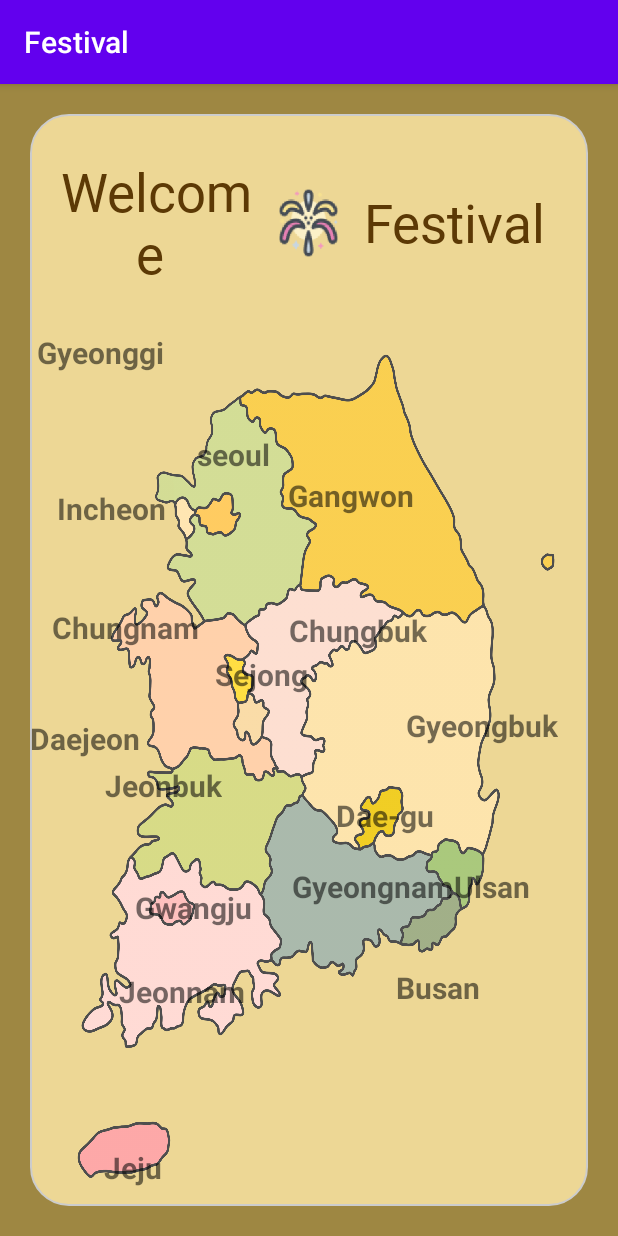
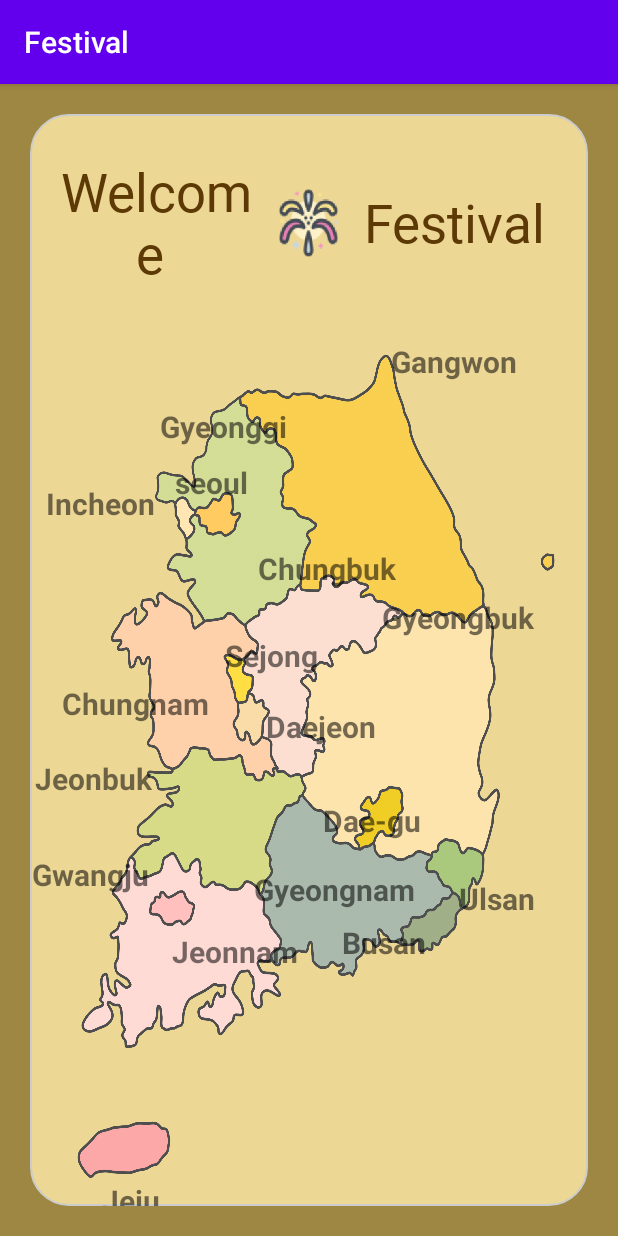
Before and after one commit to rheehot/Festival_List_App, an Android app: the HomeActivity screen opened directly, with no data from a screen before it, on a phone screen of 412 x 824 dp. Run offline under Robolectric (Android 15) with nearby library versions, the phone set to English and light mode, and no system bars.

Commit message:
change home

```diff
--- a/app/build.gradle
+++ b/app/build.gradle
@@ -48,4 +48,8 @@ dependencies {
     androidTestImplementation 'com.android.support.test:runner:1.0.2'
     implementation 'com.google.android.material:material:1.2.1'
     implementation 'androidx.cardview:cardview:1.0.0'
+
+    //길찾기 api
+    implementation 'com.google.android.gms:play-services-maps:17.0.0'
+    implementation 'com.google.android.gms:play-services-location:17.1.0'
 }
--- /dev/null
+++ b/app/src/main/java/org/techtown/festival/Splash.java
@@ -0,0 +1,23 @@
+package org.techtown.festival;
+
+import android.app.Activity;
+import android.os.Bundle;
+import android.os.Handler;
+
+public class Splash extends Activity {
+    @Override
+    protected void onCreate(Bundle savedInstanceState) {
+        super.onCreate(savedInstanceState);
+        setContentView(R.layout.activity_home);
+        startLoading();
+    }
+    private void startLoading() {
+        Handler handler = new Handler();
+        handler.postDelayed(new Runnable() {
+            @Override
+            public void run() {
+                finish();
+            }
+        }, 2000);
+    }
+}
--- a/app/src/main/res/layout/activity_home.xml
+++ b/app/src/main/res/layout/activity_home.xml
@@ -79,122 +79,137 @@
                     android:id="@+id/tv_Gyeongnam"
                     android:layout_width="wrap_content"
                     android:layout_height="wrap_content"
-                   android:layout_marginStart="26dp"
-                   android:layout_marginLeft="26dp"
-                   android:layout_marginTop="5dp"
-                   android:layout_marginBottom="5dp"
+                    android:layout_marginStart="70dp"
+                    android:layout_marginLeft="70dp"
+                    android:layout_marginTop="9dp"
+                    android:layout_marginEnd="29dp"
+                    android:layout_marginRight="29dp"
+                    android:layout_marginBottom="8dp"
                     android:text="Gyeongnam"
                     android:textSize="20sp"
                     android:textStyle="bold"
                     app:layout_constraintBottom_toTopOf="@+id/tv_Busan"
                     app:layout_constraintEnd_toStartOf="@+id/tv_Ulsan"
                     app:layout_constraintStart_toEndOf="@+id/tv_Gwangju"
-                   app:layout_constraintTop_toBottomOf="@+id/tv_Jeonbuk" />
+                    app:layout_constraintTop_toBottomOf="@+id/tv_Daegu" />
 
                 <TextView
                     android:id="@+id/tv_seoul"
                     android:layout_width="wrap_content"
                     android:layout_height="wrap_content"
-                   android:layout_marginStart="111dp"
-                   android:layout_marginLeft="111dp"
-                   android:layout_marginTop="4dp"
-                   android:layout_marginEnd="67dp"
-                   android:layout_marginRight="67dp"
+                    android:layout_marginStart="1dp"
+                    android:layout_marginLeft="1dp"
+                    android:layout_marginEnd="216dp"
+                    android:layout_marginRight="216dp"
+                    android:layout_marginBottom="30dp"
                     android:text="seoul"
                     android:textSize="20sp"
                     android:textStyle="bold"
-                   app:layout_constraintBottom_toTopOf="@+id/tv_Incheon"
-                   app:layout_constraintEnd_toStartOf="@+id/tv_Gangwon"
-                   app:layout_constraintHorizontal_bias="0.0"
-                   app:layout_constraintStart_toStartOf="parent"
-                   app:layout_constraintTop_toBottomOf="@+id/tv_Gyeonggi"
-                   app:layout_constraintVertical_bias="0.813" />
+                    app:layout_constraintBottom_toTopOf="@+id/tv_Chungbuk"
+                    app:layout_constraintEnd_toEndOf="parent"
+                    app:layout_constraintStart_toEndOf="@+id/tv_Incheon"
+                    app:layout_constraintTop_toBottomOf="@+id/tv_Gyeonggi" />
 
                 <TextView
                     android:id="@+id/tv_Incheon"
                     android:layout_width="wrap_content"
                     android:layout_height="wrap_content"
-                   android:layout_marginTop="104dp"
-                   android:layout_marginEnd="84dp"
-                   android:layout_marginRight="84dp"
+                    android:layout_marginTop="22dp"
+                    android:layout_marginEnd="1dp"
+                    android:layout_marginRight="1dp"
+                    android:layout_marginBottom="48dp"
                     android:text="Incheon"
                     android:textSize="20sp"
                     android:textStyle="bold"
-                   app:layout_constraintEnd_toStartOf="@+id/tv_Gyeongnam"
-                   app:layout_constraintTop_toTopOf="parent" />
+                    app:layout_constraintBottom_toTopOf="@+id/tv_Chungnam"
+                    app:layout_constraintEnd_toStartOf="@+id/tv_seoul"
+                    app:layout_constraintStart_toStartOf="parent"
+                    app:layout_constraintTop_toBottomOf="@+id/tv_Gyeonggi" />
 
                 <TextView
                     android:id="@+id/tv_Ulsan"
                     android:layout_width="wrap_content"
-                   android:layout_height="wrap_content"
-                   android:layout_marginEnd="38dp"
-                   android:layout_marginRight="38dp"
-                   android:layout_marginBottom="40dp"
+                    android:layout_height="27dp"
+                    android:layout_marginTop="80dp"
+                    android:layout_marginEnd="35dp"
+                    android:layout_marginRight="35dp"
+                    android:layout_marginBottom="206dp"
                     android:text="Ulsan"
                     android:textSize="20sp"
                     android:textStyle="bold"
-                   app:layout_constraintBottom_toTopOf="@+id/tv_Busan"
+                    app:layout_constraintBottom_toBottomOf="parent"
                     app:layout_constraintEnd_toEndOf="parent"
-                   app:layout_constraintStart_toEndOf="@+id/tv_Gyeongnam" />
+                    app:layout_constraintStart_toEndOf="@+id/tv_Gyeongnam"
+                    app:layout_constraintTop_toBottomOf="@+id/tv_Gyeongbuk" />
 
                 <TextView
                     android:id="@+id/tv_Busan"
                     android:layout_width="wrap_content"
                     android:layout_height="wrap_content"
-                   android:layout_marginStart="154dp"
-                   android:layout_marginLeft="154dp"
-                   android:layout_marginEnd="72dp"
-                   android:layout_marginRight="72dp"
-                   android:layout_marginBottom="132dp"
+                    android:layout_marginStart="106dp"
+                    android:layout_marginLeft="106dp"
+                    android:layout_marginEnd="86dp"
+                    android:layout_marginRight="86dp"
+                    android:layout_marginBottom="162dp"
                     android:text="Busan"
                     android:textSize="20sp"
                     android:textStyle="bold"
                     app:layout_constraintBottom_toBottomOf="parent"
                     app:layout_constraintEnd_toEndOf="parent"
-                   app:layout_constraintHorizontal_bias="1.0"
-                   app:layout_constraintStart_toEndOf="@+id/tv_Jeju" />
+                    app:layout_constraintStart_toEndOf="@+id/tv_Gwangju"
+                    app:layout_constraintTop_toBottomOf="@+id/tv_Gyeongnam" />
 
                 <TextView
                     android:id="@+id/tv_Gwangju"
                     android:layout_width="wrap_content"
                     android:layout_height="wrap_content"
-                   android:layout_marginTop="73dp"
-                   android:layout_marginEnd="56dp"
-                   android:layout_marginRight="56dp"
-                   android:layout_marginBottom="8dp"
+                    android:layout_marginStart="70dp"
+                    android:layout_marginLeft="70dp"
+                    android:layout_marginTop="20dp"
+                    android:layout_marginEnd="10dp"
+                    android:layout_marginRight="10dp"
                     android:text="Gwangju"
                     android:textSize="20sp"
                     android:textStyle="bold"
                     app:layout_constraintBottom_toTopOf="@+id/tv_Jeonnam"
-                   app:layout_constraintEnd_toStartOf="@+id/tv_Daegu"
-                   app:layout_constraintTop_toBottomOf="@+id/tv_Daejeon" />
+                    app:layout_constraintEnd_toStartOf="@+id/tv_Jeonnam"
+                    app:layout_constraintStart_toStartOf="parent"
+                    app:layout_constraintTop_toBottomOf="@+id/tv_Jeonbuk" />
 
                 <TextView
                     android:id="@+id/tv_Daejeon"
                     android:layout_width="wrap_content"
                     android:layout_height="wrap_content"
-                   android:layout_marginTop="15dp"
+                    android:layout_marginStart="11dp"
+                    android:layout_marginLeft="11dp"
+                    android:layout_marginEnd="50dp"
+                    android:layout_marginRight="50dp"
+                    android:layout_marginBottom="20dp"
                     android:text="Daejeon"
                     android:textSize="20sp"
                     android:textStyle="bold"
-                   app:layout_constraintTop_toBottomOf="@+id/tv_Sejong"
-                   tools:layout_editor_absoluteX="120dp" />
+                    app:layout_constraintBottom_toTopOf="@+id/tv_Daegu"
+                    app:layout_constraintEnd_toStartOf="@+id/tv_Gyeongbuk"
+                    app:layout_constraintStart_toEndOf="@+id/tv_Sejong"
+                    app:layout_constraintTop_toBottomOf="@+id/tv_Sejong" />
 
                 <TextView
                     android:id="@+id/tv_Sejong"
                     android:layout_width="wrap_content"
                     android:layout_height="wrap_content"
-                   android:layout_marginStart="3dp"
-                   android:layout_marginLeft="3dp"
-                   android:layout_marginEnd="34dp"
-                   android:layout_marginRight="34dp"
-                   android:layout_marginBottom="2dp"
+                    android:layout_marginStart="5dp"
+                    android:layout_marginLeft="5dp"
+                    android:layout_marginTop="25dp"
+                    android:layout_marginEnd="5dp"
+                    android:layout_marginRight="5dp"
+                    android:layout_marginBottom="20dp"
                     android:text="Sejong"
                     android:textSize="20sp"
                     android:textStyle="bold"
                     app:layout_constraintBottom_toTopOf="@+id/tv_Daejeon"
-                   app:layout_constraintEnd_toStartOf="@+id/tv_Gyeongbuk"
-                   app:layout_constraintStart_toEndOf="@+id/tv_Chungnam" />
+                    app:layout_constraintEnd_toStartOf="@+id/tv_Chungbuk"
+                    app:layout_constraintStart_toEndOf="@+id/tv_Chungnam"
+                    app:layout_constraintTop_toBottomOf="@+id/tv_Chungbuk" />
 
                 <TextView
                     android:id="@+id/tv_Gangwon"
@@ -202,9 +217,9 @@
                     android:layout_height="wrap_content"
                     android:layout_marginStart="32dp"
                     android:layout_marginLeft="32dp"
-                   android:layout_marginTop="87dp"
-                   android:layout_marginEnd="70dp"
-                   android:layout_marginRight="70dp"
+                    android:layout_marginTop="77dp"
+                    android:layout_marginEnd="66dp"
+                    android:layout_marginRight="66dp"
                     android:layout_marginBottom="55dp"
                     android:text=" Gangwon"
                     android:textSize="20sp"
@@ -218,22 +233,27 @@
                     android:id="@+id/tv_Chungbuk"
                     android:layout_width="wrap_content"
                     android:layout_height="wrap_content"
-                   android:layout_marginEnd="107dp"
-                   android:layout_marginRight="107dp"
-                   android:layout_marginBottom="2dp"
+                    android:layout_marginStart="32dp"
+                    android:layout_marginLeft="32dp"
+                    android:layout_marginTop="55dp"
+                    android:layout_marginEnd="127dp"
+                    android:layout_marginRight="127dp"
+                    android:layout_marginBottom="5dp"
                     android:text="Chungbuk"
                     android:textSize="20sp"
                     android:textStyle="bold"
                     app:layout_constraintBottom_toTopOf="@+id/tv_Sejong"
-                   app:layout_constraintEnd_toEndOf="parent" />
+                    app:layout_constraintEnd_toEndOf="parent"
+                    app:layout_constraintStart_toEndOf="@+id/tv_Chungnam"
+                    app:layout_constraintTop_toBottomOf="@+id/tv_Gangwon" />
 
                 <TextView
                     android:id="@+id/tv_Gyeongbuk"
                     android:layout_width="wrap_content"
                     android:layout_height="wrap_content"
-                   android:layout_marginStart="31dp"
-                   android:layout_marginLeft="31dp"
-                   android:layout_marginTop="36dp"
+                    android:layout_marginStart="233dp"
+                    android:layout_marginLeft="233dp"
+                    android:layout_marginTop="19dp"
                     android:layout_marginEnd="35dp"
                     android:layout_marginRight="35dp"
                     android:layout_marginBottom="80dp"
@@ -242,38 +262,38 @@
                     android:textStyle="bold"
                     app:layout_constraintBottom_toTopOf="@+id/tv_Ulsan"
                     app:layout_constraintEnd_toEndOf="parent"
-                   app:layout_constraintStart_toEndOf="@+id/tv_Sejong"
+                    app:layout_constraintStart_toStartOf="parent"
                     app:layout_constraintTop_toBottomOf="@+id/tv_Chungbuk" />
 
                 <TextView
                     android:id="@+id/tv_Chungnam"
                     android:layout_width="wrap_content"
                     android:layout_height="wrap_content"
-                   android:layout_marginStart="30dp"
-                   android:layout_marginLeft="30dp"
-                   android:layout_marginTop="44dp"
-                   android:layout_marginEnd="7dp"
-                   android:layout_marginRight="7dp"
-                   android:layout_marginBottom="4dp"
+                    android:layout_marginStart="21dp"
+                    android:layout_marginLeft="21dp"
+                    android:layout_marginTop="58dp"
+                    android:layout_marginEnd="5dp"
+                    android:layout_marginRight="5dp"
+                    android:layout_marginBottom="31dp"
                     android:text="Chungnam"
                     android:textSize="20sp"
                     android:textStyle="bold"
-                   app:layout_constraintBottom_toTopOf="@+id/tv_Sejong"
+                    app:layout_constraintBottom_toTopOf="@+id/tv_Jeonbuk"
                     app:layout_constraintEnd_toStartOf="@+id/tv_Sejong"
                     app:layout_constraintStart_toStartOf="parent"
-                   app:layout_constraintTop_toBottomOf="@+id/tv_Incheon"
-                   app:layout_constraintVertical_bias="1.0" />
+                    app:layout_constraintTop_toBottomOf="@+id/tv_Incheon" />
 
                 <TextView
                     android:id="@+id/tv_Jeonbuk"
-                   android:layout_width="wrap_content"
-                   android:layout_height="wrap_content"
-                   android:layout_marginTop="4dp"
-                   android:layout_marginEnd="26dp"
-                   android:layout_marginRight="26dp"
+                    android:layout_width="94dp"
+                    android:layout_height="44dp"
+                    android:layout_marginTop="7dp"
+                    android:layout_marginEnd="47dp"
+                    android:layout_marginRight="47dp"
                     android:text="Jeonbuk"
                     android:textSize="20sp"
                     android:textStyle="bold"
+                    app:layout_constraintBottom_toTopOf="@+id/tv_Gwangju"
                     app:layout_constraintEnd_toStartOf="@+id/tv_Daegu"
                     app:layout_constraintStart_toStartOf="parent"
                     app:layout_constraintTop_toBottomOf="@+id/tv_Daejeon" />
@@ -282,30 +302,35 @@
                     android:id="@+id/tv_Jeonnam"
                     android:layout_width="wrap_content"
                     android:layout_height="wrap_content"
-                   android:layout_marginStart="58dp"
-                   android:layout_marginLeft="58dp"
-                   android:layout_marginTop="8dp"
-                   android:layout_marginEnd="99dp"
-                   android:layout_marginRight="99dp"
-                   android:layout_marginBottom="78dp"
+                    android:layout_marginStart="5dp"
+                    android:layout_marginLeft="5dp"
+                    android:layout_marginTop="24dp"
+                    android:layout_marginEnd="238dp"
+                    android:layout_marginRight="238dp"
+                    android:layout_marginBottom="69dp"
                     android:text="Jeonnam"
                     android:textSize="20sp"
                     android:textStyle="bold"
                     app:layout_constraintBottom_toTopOf="@+id/tv_Jeju"
-                   app:layout_constraintEnd_toStartOf="@+id/tv_Busan"
-                   app:layout_constraintStart_toStartOf="parent"
+                    app:layout_constraintEnd_toEndOf="parent"
+                    app:layout_constraintStart_toEndOf="@+id/tv_Gwangju"
                     app:layout_constraintTop_toBottomOf="@+id/tv_Gwangju" />
 
                 <TextView
                     android:id="@+id/tv_Jeju"
                     android:layout_width="wrap_content"
                     android:layout_height="wrap_content"
+                    android:layout_marginStart="47dp"
+                    android:layout_marginLeft="47dp"
+                    android:layout_marginTop="69dp"
+                    android:layout_marginEnd="285dp"
+                    android:layout_marginRight="285dp"
+                    android:layout_marginBottom="30dp"
                     android:text="Jeju"
                     android:textSize="20sp"
                     android:textStyle="bold"
                     app:layout_constraintBottom_toBottomOf="parent"
                     app:layout_constraintEnd_toEndOf="parent"
-                   app:layout_constraintHorizontal_bias="0.147"
                     app:layout_constraintStart_toStartOf="parent"
                     app:layout_constraintTop_toBottomOf="@+id/tv_Jeonnam" />
 
@@ -313,25 +338,36 @@
                     android:id="@+id/tv_Daegu"
                     android:layout_width="wrap_content"
                     android:layout_height="wrap_content"
-                   android:layout_marginEnd="98dp"
-                   android:layout_marginRight="98dp"
-                   android:layout_marginBottom="20dp"
+                    android:layout_marginStart="47dp"
+                    android:layout_marginLeft="47dp"
+                    android:layout_marginTop="15dp"
+                    android:layout_marginEnd="103dp"
+                    android:layout_marginRight="103dp"
+                    android:layout_marginBottom="9dp"
                     android:text="Dae-gu "
                     android:textSize="20sp"
                     android:textStyle="bold"
                     app:layout_constraintBottom_toTopOf="@+id/tv_Gyeongnam"
-                   app:layout_constraintEnd_toEndOf="parent" />
+                    app:layout_constraintEnd_toEndOf="parent"
+                    app:layout_constraintStart_toEndOf="@+id/tv_Jeonbuk"
+                    app:layout_constraintTop_toBottomOf="@+id/tv_Daejeon" />
 
                 <TextView
                     android:id="@+id/tv_Gyeonggi"
-                   android:layout_width="wrap_content"
-                   android:layout_height="wrap_content"
+                    android:layout_width="102dp"
+                    android:layout_height="37dp"
+                    android:layout_marginStart="100dp"
+                    android:layout_marginLeft="100dp"
+                    android:layout_marginTop="70dp"
+                    android:layout_marginEnd="20dp"
+                    android:layout_marginRight="20dp"
                     android:text=" Gyeonggi"
                     android:textSize="20sp"
                     android:textStyle="bold"
-                   tools:layout_editor_absoluteX="68dp"
-                   tools:layout_editor_absoluteY="132dp"
-                   tools:ignore="MissingConstraints" />
+                    app:layout_constraintBottom_toTopOf="@+id/tv_seoul"
+                    app:layout_constraintEnd_toStartOf="@+id/tv_Gangwon"
+                    app:layout_constraintStart_toStartOf="parent"
+                    app:layout_constraintTop_toTopOf="parent" />
 
             </androidx.constraintlayout.widget.ConstraintLayout>
         </RelativeLayout>
--- a/app/src/main/res/layout/activity_information.xml
+++ b/app/src/main/res/layout/activity_information.xml
@@ -98,8 +98,6 @@
                 </RelativeLayout>
 
 
-
-
                 <RelativeLayout
                     android:layout_width="match_parent"
                     android:layout_height="0dp"
--- a/app/src/main/res/layout/activity_main.xml
+++ b/app/src/main/res/layout/activity_main.xml
@@ -32,6 +32,7 @@
                     android:layout_height="match_parent">
 
                 </TextView>
+
 
                 <ImageView
                     android:layout_marginHorizontal="30dp"
--- a/app/src/main/res/layout/information_item.xml
+++ b/app/src/main/res/layout/information_item.xml
@@ -9,7 +9,6 @@
         android:layout_marginHorizontal="40dp"
         android:layout_marginTop="5dp"
         android:layout_marginBottom="5dp"
-        android:background="@drawable/spinner_bnt"
         android:orientation="horizontal">
 
         <RelativeLayout
--- /dev/null
+++ b/app/src/main/res/layout/maps.xml
@@ -0,0 +1,16 @@
+<?xml version="1.0" encoding="utf-8"?>
+<LinearLayout xmlns:android="http://schemas.android.com/apk/res/android"
+    xmlns:tools="http://schemas.android.com/tools"
+    android:layout_width="match_parent"
+    android:layout_height="match_parent"
+    tools:context="." >
+
+    <fragment
+        android:layout_width="match_parent"
+        android:layout_height="match_parent"
+        android:id="@+id/map"
+        tools:context=".MapsActivity"
+        android:name="com.google.android.gms.maps.SupportMapFragment" />
+
+
+</LinearLayout>
```
Lines whose indentation alone changed are shown as unchanged.
